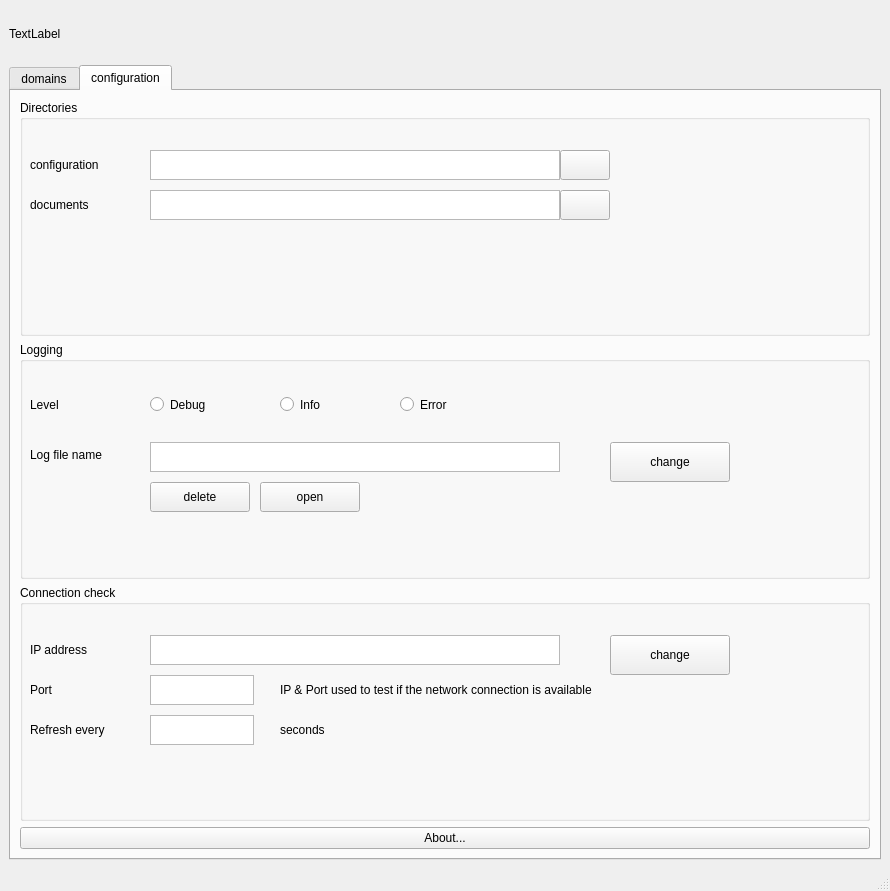
The window that ihesync/ui/ihesync_app.ui (flrt/ihe-tf-sync) describes before a commit, drawn with Qt 5.
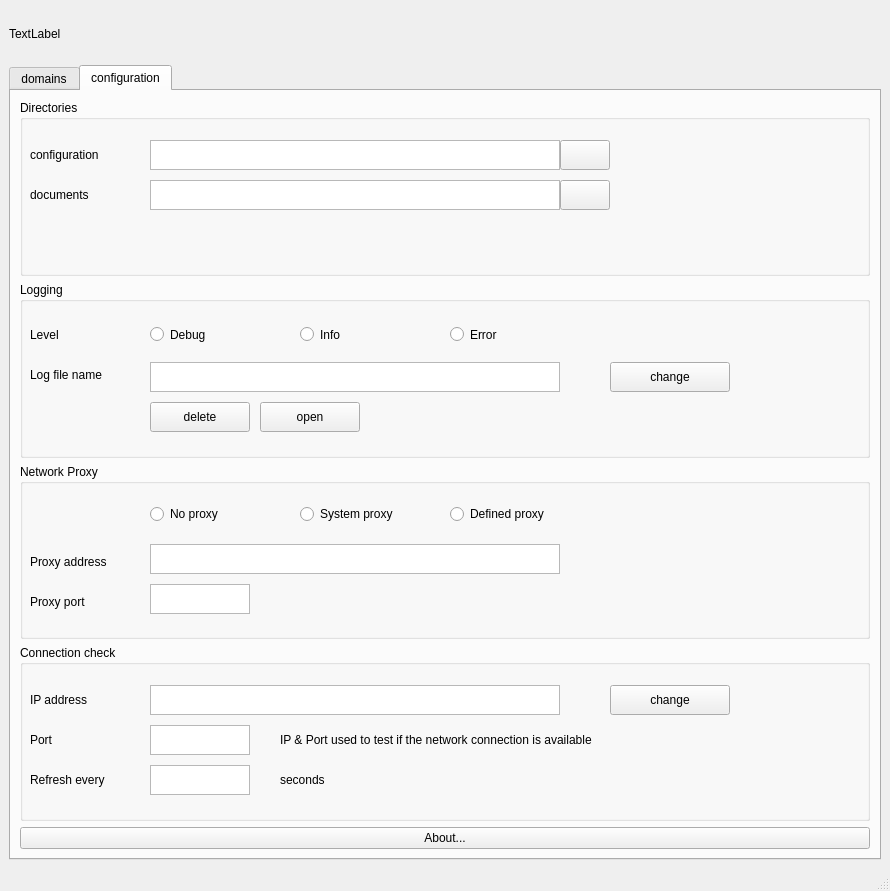
The same window after the commit. The open tabs and pages were chosen to show the change. Icons and pictures are not drawn.

Commit message: add proxy section (ui)

```diff
--- a/ihesync/ui/ihesync_app.ui
+++ b/ihesync/ui/ihesync_app.ui
@@ -236,7 +236,7 @@
             <property name="minimumSize">
              <size>
               <width>720</width>
-              <height>130</height>
+              <height>120</height>
              </size>
             </property>
             <property name="title">
@@ -246,7 +246,7 @@
              <property name="geometry">
               <rect>
                <x>10</x>
-               <y>55</y>
+               <y>45</y>
                <width>111</width>
                <height>20</height>
               </rect>
@@ -259,7 +259,7 @@
              <property name="geometry">
               <rect>
                <x>130</x>
-               <y>50</y>
+               <y>40</y>
                <width>410</width>
                <height>30</height>
               </rect>
@@ -269,7 +269,7 @@
              <property name="geometry">
               <rect>
                <x>10</x>
-               <y>95</y>
+               <y>85</y>
                <width>111</width>
                <height>20</height>
               </rect>
@@ -282,7 +282,7 @@
              <property name="geometry">
               <rect>
                <x>130</x>
-               <y>90</y>
+               <y>80</y>
                <width>410</width>
                <height>30</height>
               </rect>
@@ -292,7 +292,7 @@
              <property name="geometry">
               <rect>
                <x>540</x>
-               <y>50</y>
+               <y>40</y>
                <width>50</width>
                <height>30</height>
               </rect>
@@ -309,7 +309,7 @@
              <property name="geometry">
               <rect>
                <x>540</x>
-               <y>90</y>
+               <y>80</y>
                <width>50</width>
                <height>30</height>
               </rect>
@@ -329,7 +329,7 @@
             <property name="minimumSize">
              <size>
               <width>720</width>
-              <height>190</height>
+              <height>160</height>
              </size>
             </property>
             <property name="title">
@@ -342,7 +342,7 @@
              <property name="geometry">
               <rect>
                <x>130</x>
-               <y>50</y>
+               <y>40</y>
                <width>112</width>
                <height>25</height>
               </rect>
@@ -354,8 +354,8 @@
             <widget class="QRadioButton" name="infoRadioButton">
              <property name="geometry">
               <rect>
-               <x>260</x>
-               <y>50</y>
+               <x>280</x>
+               <y>40</y>
                <width>112</width>
                <height>25</height>
               </rect>
@@ -367,8 +367,8 @@
             <widget class="QRadioButton" name="errorRadioButton">
              <property name="geometry">
               <rect>
-               <x>380</x>
-               <y>50</y>
+               <x>430</x>
+               <y>40</y>
                <width>112</width>
                <height>25</height>
               </rect>
@@ -381,7 +381,7 @@
              <property name="geometry">
               <rect>
                <x>130</x>
-               <y>100</y>
+               <y>80</y>
                <width>410</width>
                <height>30</height>
               </rect>
@@ -391,7 +391,7 @@
              <property name="geometry">
               <rect>
                <x>240</x>
-               <y>140</y>
+               <y>120</y>
                <width>100</width>
                <height>30</height>
               </rect>
@@ -408,7 +408,7 @@
              <property name="geometry">
               <rect>
                <x>130</x>
-               <y>140</y>
+               <y>120</y>
                <width>100</width>
                <height>30</height>
               </rect>
@@ -425,7 +425,7 @@
              <property name="geometry">
               <rect>
                <x>10</x>
-               <y>50</y>
+               <y>40</y>
                <width>67</width>
                <height>25</height>
               </rect>
@@ -438,9 +438,9 @@
              <property name="geometry">
               <rect>
                <x>590</x>
-               <y>100</y>
+               <y>80</y>
                <width>120</width>
-               <height>40</height>
+               <height>30</height>
               </rect>
              </property>
              <property name="text">
@@ -455,8 +455,8 @@
              <property name="geometry">
               <rect>
                <x>10</x>
-               <y>100</y>
-               <width>111</width>
+               <y>80</y>
+               <width>110</width>
                <height>25</height>
               </rect>
              </property>
@@ -466,12 +466,110 @@
             </widget>
            </widget>
           </item>
+          <item>
+           <widget class="QGroupBox" name="proxyGroupBox">
+            <property name="minimumSize">
+             <size>
+              <width>0</width>
+              <height>160</height>
+             </size>
+            </property>
+            <property name="title">
+             <string>Network Proxy</string>
+            </property>
+            <widget class="QRadioButton" name="noProxyRadioButton">
+             <property name="geometry">
+              <rect>
+               <x>130</x>
+               <y>40</y>
+               <width>110</width>
+               <height>20</height>
+              </rect>
+             </property>
+             <property name="text">
+              <string>No proxy</string>
+             </property>
+            </widget>
+            <widget class="QRadioButton" name="systemProxyRadioButton">
+             <property name="geometry">
+              <rect>
+               <x>280</x>
+               <y>40</y>
+               <width>110</width>
+               <height>20</height>
+              </rect>
+             </property>
+             <property name="text">
+              <string>System proxy</string>
+             </property>
+            </widget>
+            <widget class="QRadioButton" name="specificProxyRadioButton">
+             <property name="geometry">
+              <rect>
+               <x>430</x>
+               <y>40</y>
+               <width>140</width>
+               <height>20</height>
+              </rect>
+             </property>
+             <property name="text">
+              <string>Defined proxy</string>
+             </property>
+            </widget>
+            <widget class="QTextEdit" name="textProxyAddress">
+             <property name="geometry">
+              <rect>
+               <x>130</x>
+               <y>80</y>
+               <width>410</width>
+               <height>30</height>
+              </rect>
+             </property>
+            </widget>
+            <widget class="QLabel" name="label">
+             <property name="geometry">
+              <rect>
+               <x>10</x>
+               <y>85</y>
+               <width>110</width>
+               <height>25</height>
+              </rect>
+             </property>
+             <property name="text">
+              <string>Proxy address</string>
+             </property>
+            </widget>
+            <widget class="QTextEdit" name="textProxyAddress_2">
+             <property name="geometry">
+              <rect>
+               <x>130</x>
+               <y>120</y>
+               <width>100</width>
+               <height>30</height>
+              </rect>
+             </property>
+            </widget>
+            <widget class="QLabel" name="label_2">
+             <property name="geometry">
+              <rect>
+               <x>10</x>
+               <y>125</y>
+               <width>110</width>
+               <height>25</height>
+              </rect>
+             </property>
+             <property name="text">
+              <string>Proxy port</string>
+             </property>
+            </widget>
+           </widget>
+          </item>
           <item>
            <widget class="QGroupBox" name="Connection">
             <property name="minimumSize">
              <size>
               <width>720</width>
-              <height>190</height>
+              <height>150</height>
              </size>
             </property>
             <property name="title">
@@ -487,7 +585,7 @@
              <property name="geometry">
               <rect>
                <x>10</x>
-               <y>55</y>
+               <y>45</y>
                <width>91</width>
                <height>20</height>
               </rect>
@@ -500,7 +598,7 @@
              <property name="geometry">
               <rect>
                <x>130</x>
-               <y>50</y>
+               <y>40</y>
                <width>410</width>
                <height>30</height>
               </rect>
@@ -510,8 +608,8 @@
              <property name="geometry">
               <rect>
                <x>130</x>
-               <y>90</y>
-               <width>104</width>
+               <y>80</y>
+               <width>100</width>
                <height>30</height>
               </rect>
              </property>
@@ -520,7 +618,7 @@
              <property name="geometry">
               <rect>
                <x>10</x>
-               <y>95</y>
+               <y>85</y>
                <width>67</width>
                <height>20</height>
               </rect>
@@ -533,9 +631,9 @@
              <property name="geometry">
               <rect>
                <x>590</x>
-               <y>50</y>
+               <y>40</y>
                <width>120</width>
-               <height>40</height>
+               <height>30</height>
               </rect>
              </property>
              <property name="text">
@@ -550,7 +648,7 @@
              <property name="geometry">
               <rect>
                <x>260</x>
-               <y>95</y>
+               <y>85</y>
                <width>421</width>
                <height>20</height>
               </rect>
@@ -563,8 +661,8 @@
              <property name="geometry">
               <rect>
                <x>130</x>
-               <y>130</y>
-               <width>104</width>
+               <y>120</y>
+               <width>100</width>
                <height>30</height>
               </rect>
              </property>
@@ -573,7 +671,7 @@
              <property name="geometry">
               <rect>
                <x>10</x>
-               <y>135</y>
+               <y>125</y>
                <width>111</width>
                <height>20</height>
               </rect>
@@ -586,7 +684,7 @@
              <property name="geometry">
               <rect>
                <x>260</x>
-               <y>135</y>
+               <y>125</y>
                <width>111</width>
                <height>20</height>
               </rect>
```
Left out of the diff: 2 changed lines with no effect on the pictures. The commit also changes 1 other file.
